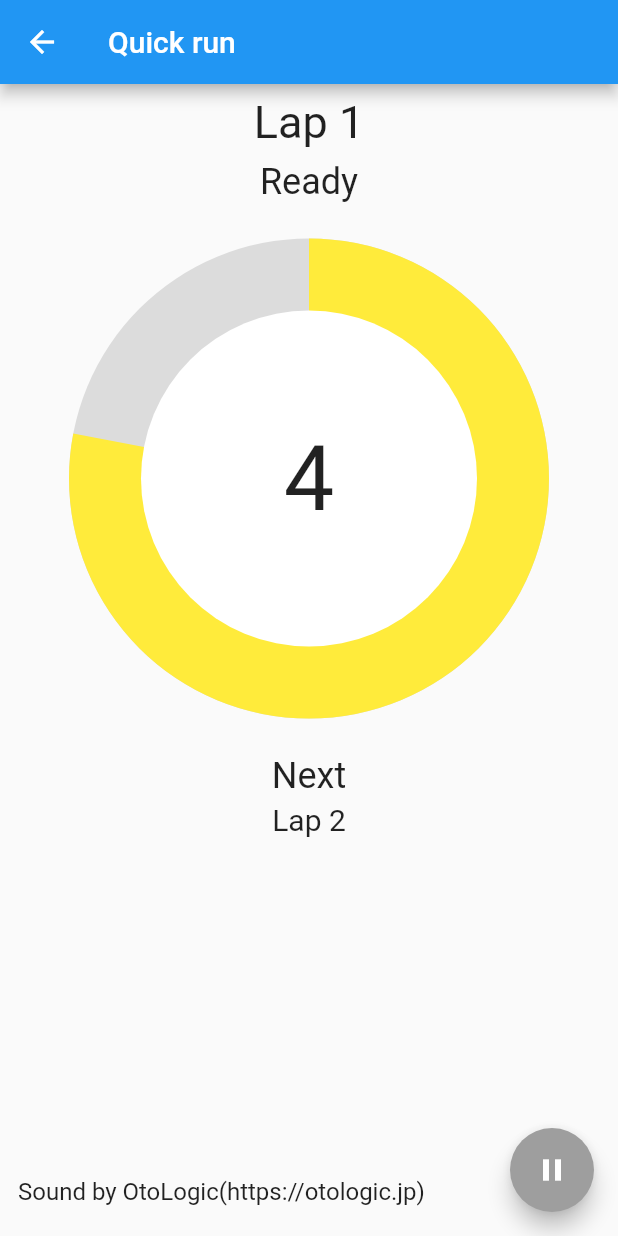
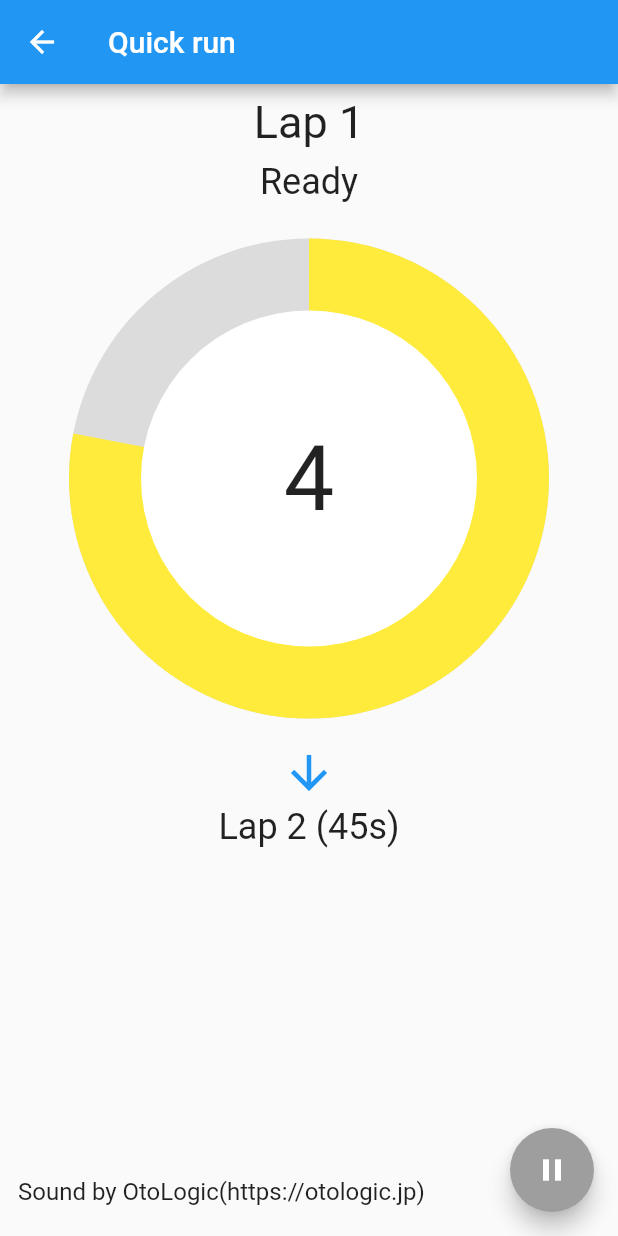
Before and after one commit to miyanokomiya/TimerXrd, a Flutter app: the screen it shows after launch, item 2 of the bottom bar chosen, after a tap on the "play arrow" icon, on a phone screen of 412 x 824 dp. Run offline on Flutter 3.47's test engine with Material 2 defaults, Android fonts, the phone set to English and light mode, and no system bars; our stand-ins replace audioplayers, flutter_dotenv, flutter_typeahead, shared_preferences, sqflite, wakelock; missing offline and left inert: algolia; accounts and stored records are empty.

Commit message:
display the rest as next act

```diff
--- a/lib/run_workout.dart
+++ b/lib/run_workout.dart
@@ -182,22 +182,7 @@ class _RunWorkoutPageState extends State<RunWorkoutPage> {
                 child: getCountDownWidget(
                     lapState, _getLapTime(lapState, currentLap), time),
               ),
-              Column(
-                children: [
-                  const Padding(
-                    padding: EdgeInsets.only(top: 24),
-                    child: Text('Next', style: TextStyle(fontSize: 24)),
-                  ),
-                  Padding(
-                    padding: const EdgeInsets.all(4),
-                    child: Text(
-                      nextLap?.displayName ?? 'Finish!!',
-                      style: const TextStyle(fontSize: 20),
-                      textAlign: TextAlign.center,
-                    ),
-                  ),
-                ],
-              ),
+              getNextActWidget(),
             ])),
           ),
           Container(
@@ -220,6 +205,55 @@ class _RunWorkoutPageState extends State<RunWorkoutPage> {
                 backgroundColor: Colors.green,
                 child: const Icon(Icons.play_arrow, size: 36),
               ));
+  }
+
+  Column getNextActWidget() {
+    return Column(
+              children: [
+                const Padding(
+                  padding: EdgeInsets.only(top: 18),
+                  child:
+                      Icon(Icons.arrow_downward, color: Colors.blue,
+                      size: 36,)
+                ),
+                Padding(
+                  padding: const EdgeInsets.all(4),
+                  child: getNextActLabel(),
+                ),
+              ],
+            );
+  }
+
+  Widget getNextActLabel() {
+    if (lapState == LapState.work) {
+      return Text(
+        'Rest (${currentLap.rest}s)',
+        style: const TextStyle(fontSize: 24),
+        textAlign: TextAlign.center,
+      );
+    } else if (nextLap != null) {
+      return Text(
+        '${nextLap.displayName} (${nextLap.time}s)',
+        style: const TextStyle(fontSize: 24),
+        textAlign: TextAlign.center,
+      );
+    }
+    else {
+      return Row(
+        mainAxisAlignment: MainAxisAlignment.center,
+        children: const [
+          Text(
+            'Finish',
+            style: TextStyle(fontSize: 24),
+            textAlign: TextAlign.center,
+          ),
+          Padding(
+            padding: EdgeInsets.only(left: 8),
+            child: Icon(Icons.done_all, color: Colors.green, size: 30),
+          ),
+        ],
+      );
+    }
   }
 }
 
```
